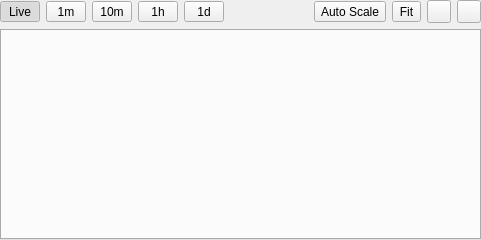
sanny32/OpenUaExplorer, file src/ui/widgets/trendpanelwidget.ui: the form before one commit.
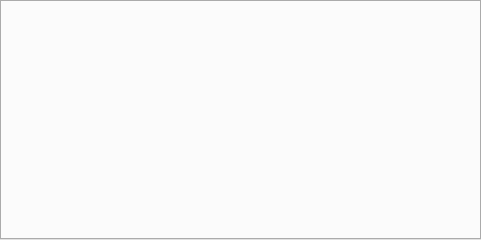
The form after the commit. Custom widgets are drawn as their Qt base class.

Commit message: refct: Updated trendwidget  toolbar

```diff
--- a/src/ui/widgets/trendpanelwidget.ui
+++ b/src/ui/widgets/trendpanelwidget.ui
@@ -29,155 +29,6 @@
    <property name="bottomMargin">
     <number>0</number>
    </property>
-   <item>
-    <layout class="QHBoxLayout" name="toolbarLayout">
-     <item>
-      <widget class="ThemedToolButton" name="liveButton">
-       <property name="minimumSize">
-        <size>
-         <width>40</width>
-         <height>0</height>
-        </size>
-       </property>
-       <property name="text">
-        <string>Live</string>
-       </property>
-       <property name="checkable">
-        <bool>true</bool>
-       </property>
-       <property name="checked">
-        <bool>true</bool>
-       </property>
-       <property name="toolButtonStyle">
-        <enum>Qt::ToolButtonStyle::ToolButtonTextOnly</enum>
-       </property>
-      </widget>
-     </item>
-     <item>
-      <widget class="ThemedToolButton" name="oneMinuteButton">
-       <property name="minimumSize">
-        <size>
-         <width>40</width>
-         <height>0</height>
-        </size>
-       </property>
-       <property name="text">
-        <string>1m</string>
-       </property>
-       <property name="checkable">
-        <bool>true</bool>
-       </property>
-       <property name="toolButtonStyle">
-        <enum>Qt::ToolButtonStyle::ToolButtonTextOnly</enum>
-       </property>
-      </widget>
-     </item>
-     <item>
-      <widget class="ThemedToolButton" name="tenMinutesButton">
-       <property name="minimumSize">
-        <size>
-         <width>40</width>
-         <height>0</height>
-        </size>
-       </property>
-       <property name="text">
-        <string>10m</string>
-       </property>
-       <property name="checkable">
-        <bool>true</bool>
-       </property>
-       <property name="toolButtonStyle">
-        <enum>Qt::ToolButtonStyle::ToolButtonTextOnly</enum>
-       </property>
-      </widget>
-     </item>
-     <item>
-      <widget class="ThemedToolButton" name="oneHourButton">
-       <property name="minimumSize">
-        <size>
-         <width>40</width>
-         <height>0</height>
-        </size>
-       </property>
-       <property name="text">
-        <string>1h</string>
-       </property>
-       <property name="checkable">
-        <bool>true</bool>
-       </property>
-       <property name="toolButtonStyle">
-        <enum>Qt::ToolButtonStyle::ToolButtonTextOnly</enum>
-       </property>
-      </widget>
-     </item>
-     <item>
-      <widget class="ThemedToolButton" name="oneDayButton">
-       <property name="minimumSize">
-        <size>
-         <width>40</width>
-         <height>0</height>
-        </size>
-       </property>
-       <property name="text">
-        <string>1d</string>
-       </property>
-       <property name="checkable">
-        <bool>true</bool>
-       </property>
-       <property name="toolButtonStyle">
-        <enum>Qt::ToolButtonStyle::ToolButtonTextOnly</enum>
-       </property>
-      </widget>
-     </item>
-     <item>
-      <spacer name="toolbarSpacer">
-       <property name="orientation">
-        <enum>Qt::Horizontal</enum>
-       </property>
-       <property name="sizeHint" stdset="0">
-        <size>
-         <width>40</width>
-         <height>20</height>
-        </size>
-       </property>
-      </spacer>
-     </item>
-     <item>
-      <widget class="ThemedToolButton" name="autoScaleButton">
-       <property name="text">
-        <string>Auto Scale</string>
-       </property>
-       <property name="toolButtonStyle">
-        <enum>Qt::ToolButtonStyle::ToolButtonTextOnly</enum>
-       </property>
-      </widget>
-     </item>
-     <item>
-      <widget class="ThemedToolButton" name="fitButton">
-       <property name="text">
-        <string>Fit</string>
-       </property>
-       <property name="toolButtonStyle">
-        <enum>Qt::ToolButtonStyle::ToolButtonTextBesideIcon</enum>
-       </property>
-      </widget>
-     </item>
-     <item>
-      <widget class="ThemedToolButton" name="exportButton">
-       <property name="squareIconOnly" stdset="0">
-        <bool>true</bool>
-       </property>
-      </widget>
-     </item>
-     <item>
-      <widget class="ThemedToolButton" name="settingsButton">
-       <property name="squareIconOnly" stdset="0">
-        <bool>true</bool>
-       </property>
-      </widget>
-     </item>
-    </layout>
-   </item>
    <item>
     <widget class="QTabWidget" name="trendTabs">
      <property name="currentIndex">
@@ -187,13 +38,6 @@
    </item>
   </layout>
  </widget>
- <customwidgets>
-  <customwidget>
-   <class>ThemedToolButton</class>
-   <extends>QToolButton</extends>
-   <header>widgets/themedtoolbutton.h</header>
-  </customwidget>
- </customwidgets>
  <resources/>
  <connections/>
 </ui>
```
The commit also changes 4 other files.
